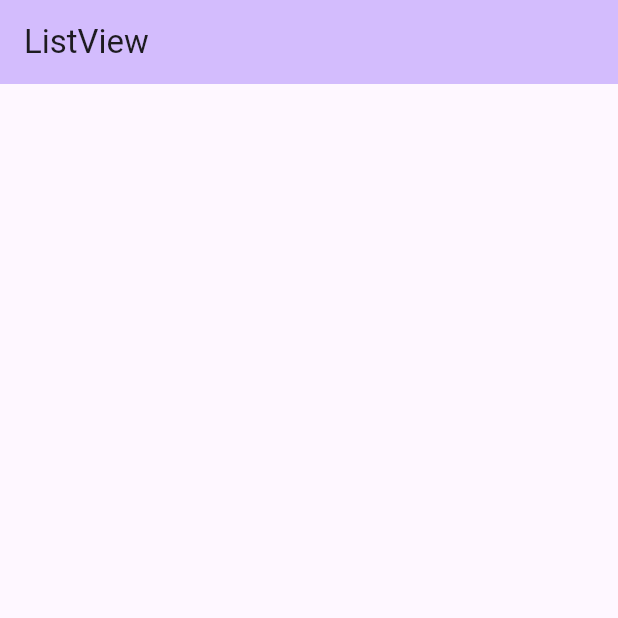
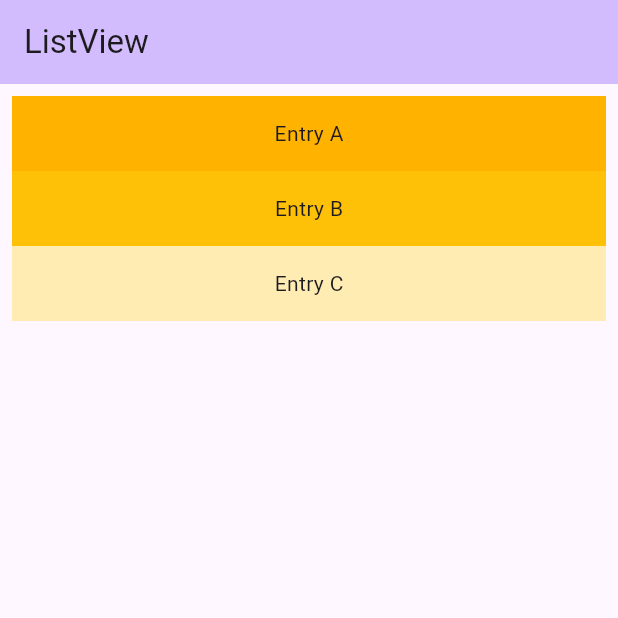
Before and after one commit to ksj-tkinuta/listview_demo, a Flutter app: the screen it shows after launch, on a phone screen of 412 x 824 dp, the top half of it. Run offline on Flutter 3.47's test engine with Material 3 defaults, Android fonts, the phone set to English and light mode, and no system bars.

Commit message:
add ListView

```diff
--- a/lib/my_list_page.dart
+++ b/lib/my_list_page.dart
@@ -14,7 +14,26 @@ class MyListPage extends StatelessWidget {
         title: const Text('ListView'),
       ),
       body: Container(
-
+          child: ListView(
+            padding: const EdgeInsets.all(8),
+            children: <Widget>[
+              Container(
+                height: 50,
+                color: Colors.amber[600],
+                child: const Center(child: Text('Entry A')),
+              ),
+              Container(
+                height: 50,
+                color: Colors.amber[500],
+                child: const Center(child: Text('Entry B')),
+              ),
+              Container(
+                height: 50,
+                color: Colors.amber[100],
+                child: const Center(child: Text('Entry C')),
+              ),
+            ],
+          )
       ),
       // This trailing comma makes auto-formatting nicer for build methods.
     );
```
